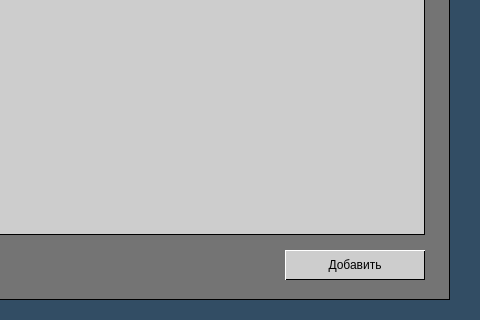
First picture: the form in frontend/pm_main_window.ui, repository Kvazitropter/password-manager, before the edit; both pictures show x 120 to 600 and y 380 to 700 of the 600 by 700 pixel window.
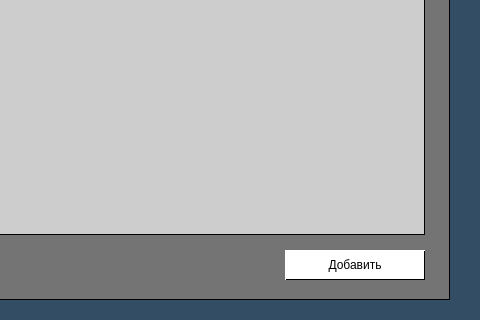
Second picture: the form after the edit. Icons and pictures are not drawn.

Commit message: link all windows and change buttons ui

```diff
--- a/frontend/pm_main_window.ui
+++ b/frontend/pm_main_window.ui
@@ -46,7 +46,17 @@
       </rect>
      </property>
      <property name="styleSheet">
-      <string notr="true">background-color: #CDCDCD;</string>
+      <string notr="true">QPushButton {
+background-color: #fff;
+}
+
+QPushButton::hover {
+background-color: rgba(255, 255, 255, 0.8);
+}
+
+QPushButton::pressed {
+background-color: rgba(255, 255, 255, 0.45);
+}</string>
      </property>
      <property name="text">
       <string>Добавить</string>
```
Left out of the diff: 24 changed lines with no effect on the pictures. The commit also changes 11 other files.
